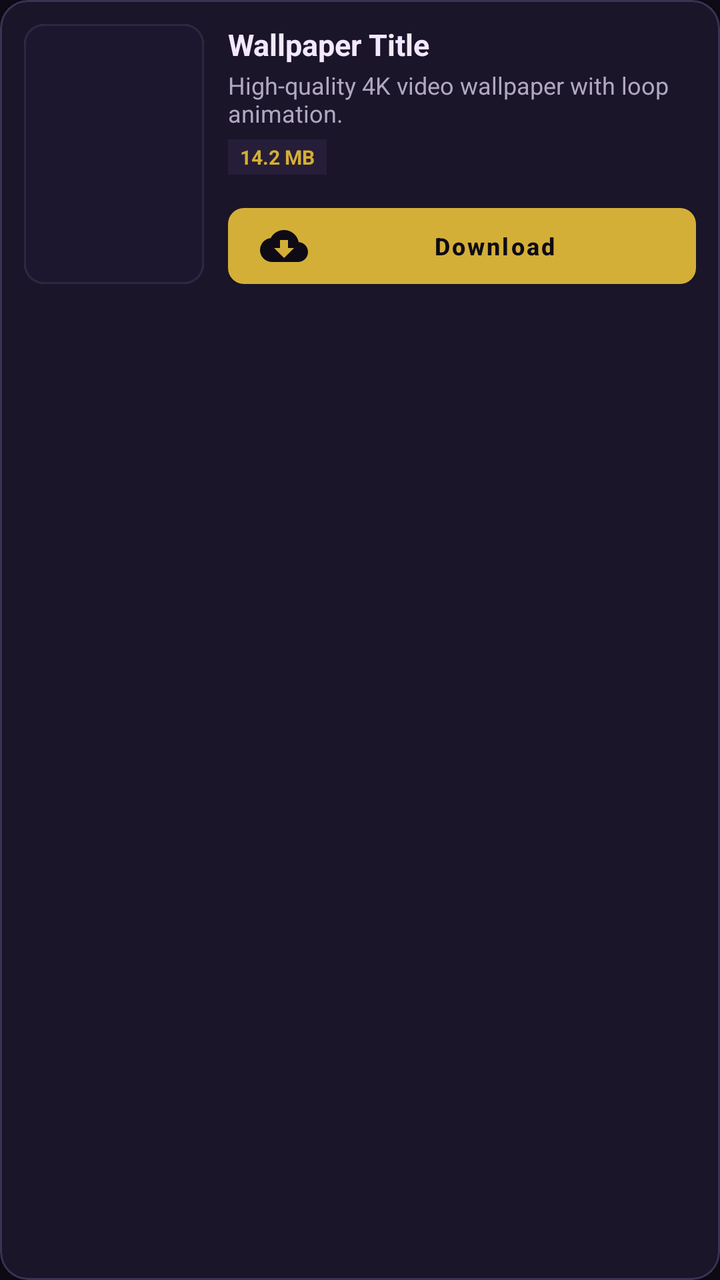
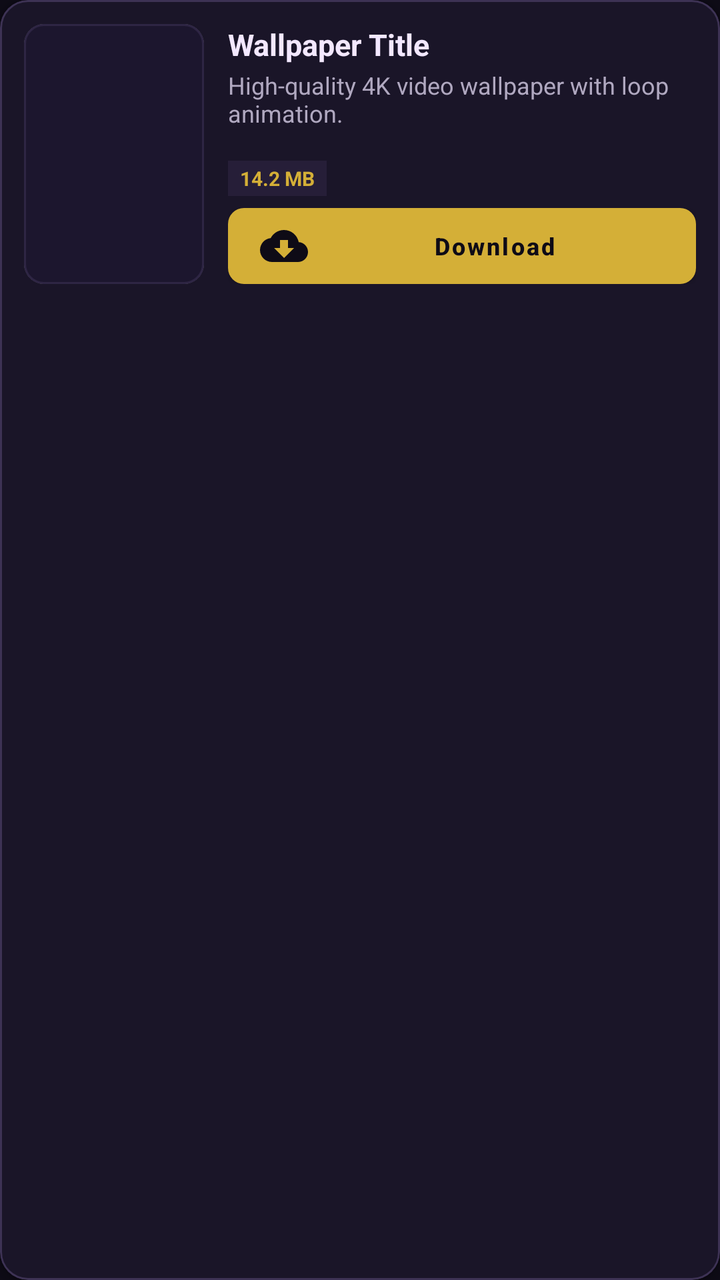

Before-and-after screenshots of an Android layout around one commit, followed by the original layout XML and the change that was made.
<!-- AndroidManifest.xml: application theme Theme.VideoLockScreen -->
<!-- res/layout/item_store_wallpaper.xml -->
<?xml version="1.0" encoding="utf-8"?>
<com.google.android.material.card.MaterialCardView xmlns:android="http://schemas.android.com/apk/res/android"
    xmlns:app="http://schemas.android.com/apk/res-auto"
    android:id="@+id/cardStoreItem"
    android:layout_width="match_parent"
    android:layout_height="wrap_content"
    android:layout_marginHorizontal="4dp"
    android:layout_marginVertical="6dp"
    app:cardBackgroundColor="#1A1528"
    app:cardCornerRadius="14dp"
    app:cardElevation="3dp"
    app:strokeColor="#3D3254"
    app:strokeWidth="1dp">

    <LinearLayout
        android:layout_width="match_parent"
        android:layout_height="wrap_content"
        android:orientation="horizontal"
        android:padding="12dp">

        
        <com.google.android.material.card.MaterialCardView
            android:layout_width="90dp"
            android:layout_height="130dp"
            app:cardCornerRadius="10dp"
            app:cardElevation="0dp"
            app:strokeColor="#2E2544"
            app:strokeWidth="1dp">

            <FrameLayout
                android:layout_width="match_parent"
                android:layout_height="match_parent">

                <ImageView
                    android:id="@+id/ivStoreThumb"
                    android:layout_width="match_parent"
                    android:layout_height="match_parent"
                    android:background="#1C162E"
                    android:contentDescription="Wallpaper Thumbnail"
                    android:scaleType="centerCrop" />

                
                <FrameLayout
                    android:id="@+id/layoutThumbSkeleton"
                    android:layout_width="match_parent"
                    android:layout_height="match_parent"
                    android:background="@drawable/bg_skeleton_thumb"
                    android:visibility="gone">

                    <View
                        android:id="@+id/viewThumbSkeletonPulse"
                        android:layout_width="match_parent"
                        android:layout_height="match_parent"
                        android:background="@drawable/bg_skeleton_shimmer_gradient" />

                    <ImageView
                        android:layout_width="24dp"
                        android:layout_height="24dp"
                        android:layout_gravity="center"
                        android:src="@drawable/ic_video_placeholder"
                        app:tint="#6D5A9E"
                        android:alpha="0.5" />
                </FrameLayout>

                
                <TextView
                    android:id="@+id/tvStoreFeaturedBadge"
                    android:layout_width="wrap_content"
                    android:layout_height="16dp"
                    android:layout_gravity="top|start"
                    android:layout_margin="4dp"
                    android:background="@drawable/bg_featured_badge_mini"
                    android:paddingHorizontal="6dp"
                    android:paddingVertical="0dp"
                    android:includeFontPadding="false"
                    android:gravity="center"
                    android:drawableStart="@drawable/ic_sparkle_mini"
                    android:drawablePadding="2dp"
                    android:drawableTint="#0E0B16"
                    android:text="FEATURED"
                    android:textColor="#0E0B16"
                    android:textSize="8.5sp"
                    android:textStyle="bold"
                    android:visibility="gone" />

                
                <ImageView
                    android:id="@+id/tvStoreDownloadedBadge"
                    android:layout_width="20dp"
                    android:layout_height="20dp"
                    android:layout_gravity="top|end"
                    android:layout_margin="4dp"
                    android:background="#22C55E"
                    android:padding="3dp"
                    android:src="@drawable/ic_check"
                    app:tint="#FFFFFF"
                    android:visibility="gone" />

            </FrameLayout>
        </com.google.android.material.card.MaterialCardView>

        
        <LinearLayout
            android:layout_width="0dp"
            android:layout_height="match_parent"
            android:layout_marginStart="12dp"
            android:layout_weight="1"
            android:orientation="vertical">

            <TextView
                android:id="@+id/tvStoreTitle"
                android:layout_width="match_parent"
                android:layout_height="wrap_content"
                android:ellipsize="end"
                android:maxLines="1"
                android:text="Wallpaper Title"
                android:textColor="#F3E8FF"
                android:textSize="15sp"
                android:textStyle="bold" />

            <TextView
                android:id="@+id/tvStoreDescription"
                android:layout_width="match_parent"
                android:layout_height="wrap_content"
                android:layout_marginTop="2dp"
                android:ellipsize="end"
                android:maxLines="2"
                android:text="High-quality 4K video wallpaper with loop animation."
                android:textColor="#B0A8C0"
                android:textSize="12sp" />

            <LinearLayout
                android:layout_width="match_parent"
                android:layout_height="wrap_content"
                android:layout_marginTop="5dp"
                android:gravity="center_vertical"
                android:orientation="horizontal">

                <TextView
                    android:id="@+id/tvStoreSize"
                    android:layout_width="wrap_content"
                    android:layout_height="wrap_content"
                    android:background="#261E38"
                    android:paddingHorizontal="6dp"
                    android:paddingVertical="2dp"
                    android:text="14.2 MB"
                    android:textColor="#D4AF37"
                    android:textSize="10sp"
                    android:textStyle="bold" />

                
                <ImageView
                    android:id="@+id/ivStoreGiftedIcon"
                    android:layout_width="16dp"
                    android:layout_height="16dp"
                    android:layout_marginStart="8dp"
                    android:contentDescription="Gifted Wallpaper"
                    android:src="@drawable/ic_gift"
                    app:tint="#D4AF37"
                    android:visibility="gone" />
            </LinearLayout>

            
            <ProgressBar
                android:id="@+id/pbStoreDownload"
                style="@android:style/Widget.ProgressBar.Horizontal"
                android:layout_width="match_parent"
                android:layout_height="wrap_content"
                android:layout_marginTop="6dp"
                android:max="100"
                android:progressTint="#D4AF37"
                android:visibility="gone" />

            <TextView
                android:id="@+id/tvStoreProgressText"
                android:layout_width="match_parent"
                android:layout_height="wrap_content"
                android:layout_marginTop="2dp"
                android:text="Downloading 0%..."
                android:textColor="#D4AF37"
                android:textSize="11sp"
                android:visibility="gone" />

            
            <View
                android:layout_width="match_parent"
                android:layout_height="0dp"
                android:layout_weight="1" />

            
            <LinearLayout
                android:layout_width="match_parent"
                android:layout_height="wrap_content"
                android:layout_marginTop="6dp"
                android:gravity="center_vertical"
                android:orientation="horizontal">

                
                <com.google.android.material.button.MaterialButton
                    android:id="@+id/btnStoreDownload"
                    android:layout_width="0dp"
                    android:layout_height="38dp"
                    android:layout_weight="1"
                    android:insetTop="0dp"
                    android:insetBottom="0dp"
                    android:text="Download"
                    android:textAllCaps="false"
                    android:textColor="#0E0B16"
                    android:textSize="12sp"
                    android:textStyle="bold"
                    app:backgroundTint="#D4AF37"
                    app:cornerRadius="8dp"
                    app:icon="@drawable/ic_download"
                    app:iconTint="#0E0B16" />

                
                <com.google.android.material.button.MaterialButton
                    android:id="@+id/btnStoreApply"
                    android:layout_width="0dp"
                    android:layout_height="38dp"
                    android:layout_weight="1"
                    android:insetTop="0dp"
                    android:insetBottom="0dp"
                    android:text="Select"
                    android:textAllCaps="false"
                    android:textColor="#0E0B16"
                    android:textSize="12sp"
                    android:textStyle="bold"
                    app:backgroundTint="#22C55E"
                    app:cornerRadius="8dp"
                    app:icon="@drawable/ic_check"
                    app:iconTint="#0E0B16"
                    android:visibility="gone" />

                
                <com.google.android.material.button.MaterialButton
                    android:id="@+id/btnStoreDeleteLocal"
                    style="@style/Widget.MaterialComponents.Button.OutlinedButton"
                    android:layout_width="38dp"
                    android:layout_height="38dp"
                    android:layout_marginStart="6dp"
                    android:insetTop="0dp"
                    android:insetBottom="0dp"
                    android:minWidth="0dp"
                    android:padding="0dp"
                    app:cornerRadius="8dp"
                    app:icon="@drawable/ic_delete"
                    app:iconGravity="textStart"
                    app:iconPadding="0dp"
                    app:iconTint="#EF4444"
                    app:strokeColor="#EF4444"
                    android:visibility="gone" />

            </LinearLayout>

        </LinearLayout>
    </LinearLayout>

</com.google.android.material.card.MaterialCardView>
<!-- resources referenced by this layout -->
<resources>
  <!-- drawable bg_featured_badge_mini (drawable) -->
  <?xml version="1.0" encoding="utf-8"?>
  <shape xmlns:android="http://schemas.android.com/apk/res/android"
      android:shape="rectangle">
      <solid android:color="#D4AF37" />
      <corners android:radius="3dp" />
  </shape>
  <!-- drawable bg_skeleton_shimmer_gradient (drawable) -->
  <?xml version="1.0" encoding="utf-8"?>
  <shape xmlns:android="http://schemas.android.com/apk/res/android"
      android:shape="rectangle">
      <gradient
          android:angle="45"
          android:startColor="#221A35"
          android:centerColor="#3A2C59"
          android:endColor="#221A35"
          android:type="linear" />
      <corners android:radius="10dp" />
  </shape>
  <!-- drawable bg_skeleton_thumb (drawable) -->
  <?xml version="1.0" encoding="utf-8"?>
  <shape xmlns:android="http://schemas.android.com/apk/res/android"
      android:shape="rectangle">
      <solid android:color="#221A35" />
      <corners android:radius="10dp" />
  </shape>
  <!-- drawable ic_check (drawable) -->
  <vector xmlns:android="http://schemas.android.com/apk/res/android"
      android:width="24dp"
      android:height="24dp"
      android:viewportWidth="24"
      android:viewportHeight="24">
    <path
        android:fillColor="#FFFFFFFF"
        android:pathData="M9,16.17L4.83,12l-1.42,1.41L9,19 21,7l-1.41,-1.41z"/>
  </vector>
  <!-- drawable ic_delete (drawable) -->
  <vector xmlns:android="http://schemas.android.com/apk/res/android"
      android:width="24dp"
      android:height="24dp"
      android:viewportWidth="24"
      android:viewportHeight="24">
    <path
        android:fillColor="#FFFFFFFF"
        android:pathData="M6,19c0,1.1 0.9,2 2,2h8c1.1,0 2,-0.9 2,-2V7H6v12zM19,4h-3.5l-1,-1h-5l-1,1H5v2h14V4z"/>
  </vector>
  <!-- drawable ic_download (drawable) -->
  <vector xmlns:android="http://schemas.android.com/apk/res/android"
      android:width="24dp"
      android:height="24dp"
      android:viewportWidth="24"
      android:viewportHeight="24">
    <path
        android:fillColor="#FFFFFFFF"
        android:pathData="M19.35,10.04C18.67,6.59 15.64,4 12,4 9.11,4 6.6,5.64 5.35,8.04 2.34,8.36 0,10.91 0,14c0,3.31 2.69,6 6,6h13c2.76,0 5,-2.24 5,-5 0,-2.64 -2.05,-4.78 -4.65,-4.96zM17,13l-5,5 -5,-5h3V9h4v4h3z"/>
  </vector>
  <!-- drawable ic_sparkle_mini (drawable) -->
  <vector xmlns:android="http://schemas.android.com/apk/res/android"
      android:width="10dp"
      android:height="10dp"
      android:viewportWidth="24"
      android:viewportHeight="24">
    <path
        android:fillColor="#FFFFFFFF"
        android:pathData="M12,2L9.5,7.5 4,10l5.5,2.5L12,18l2.5,-5.5L20,10l-5.5,-2.5zM4,20l1.25,-2.75L8,16l-2.75,-1.25L4,12l-1.25,2.75L0,16l2.75,1.25zM19,16l-1.25,2.75L15,20l2.75,1.25L19,24l1.25,-2.75L23,20l-2.75,-1.25z"/>
  </vector>
  <!-- drawable ic_video_placeholder (drawable) -->
  <vector xmlns:android="http://schemas.android.com/apk/res/android"
      android:width="24dp"
      android:height="24dp"
      android:viewportWidth="24"
      android:viewportHeight="24">
      <path
          android:fillColor="#FFFFFFFF"
          android:pathData="M21,3H3C1.9,3 1,3.9 1,5v14c0,1.1 0.9,2 2,2h18c1.1,0 2,-0.9 2,-2V5C23,3.9 22.1,3 21,3zM5,17l3.5,-4.5 2.5,3.01L14.5,11l4.5,6H5z"/>
  </vector>
  <style name="Theme.VideoLockScreen" parent="Theme.MaterialComponents.DayNight.NoActionBar">
          <item name="colorPrimary">@color/gold_primary</item>
          <item name="colorSecondary">@color/accent_glow</item>
          <item name="android:windowBackground">@color/bg_dark</item>
          <item name="android:statusBarColor">@color/bg_dark</item>
          <item name="android:navigationBarColor">@color/bg_dark</item>
      </style>
  <color name="gold_primary">#D4AF37</color>
  <color name="accent_glow">#9370DB</color>
  <color name="bg_dark">#0E0B16</color>
  <!-- unchanged entries left out for length: 1 -->
</resources>

<!-- the commit's change to res/layout/item_store_wallpaper.xml (unified diff, before → after) -->
@@ -67,8 +67,7 @@
                     android:id="@+id/tvStoreFeaturedBadge"
                     android:layout_width="wrap_content"
                     android:layout_height="16dp"
-                    android:layout_gravity="top|start"
-                    android:layout_margin="4dp"
+                    android:layout_gravity="center"
                     android:background="@drawable/bg_featured_badge_mini"
                     android:paddingHorizontal="6dp"
                     android:paddingVertical="0dp"
@@ -129,10 +128,38 @@
                 android:textColor="#B0A8C0"
                 android:textSize="12sp" />
 
+            
+            <View
+                android:layout_width="match_parent"
+                android:layout_height="0dp"
+                android:layout_weight="1" />
+
+            
+            <ProgressBar
+                android:id="@+id/pbStoreDownload"
+                style="@android:style/Widget.ProgressBar.Horizontal"
+                android:layout_width="match_parent"
+                android:layout_height="wrap_content"
+                android:layout_marginBottom="4dp"
+                android:max="100"
+                android:progressTint="#D4AF37"
+                android:visibility="gone" />
+
+            <TextView
+                android:id="@+id/tvStoreProgressText"
+                android:layout_width="match_parent"
+                android:layout_height="wrap_content"
+                android:layout_marginBottom="4dp"
+                android:text="Downloading 0%..."
+                android:textColor="#D4AF37"
+                android:textSize="11sp"
+                android:visibility="gone" />
+
+            
             <LinearLayout
                 android:layout_width="match_parent"
                 android:layout_height="wrap_content"
-                android:layout_marginTop="5dp"
+                android:layout_marginBottom="6dp"
                 android:gravity="center_vertical"
                 android:orientation="horizontal">
 
@@ -161,37 +188,9 @@
             </LinearLayout>
 
             
-            <ProgressBar
-                android:id="@+id/pbStoreDownload"
-                style="@android:style/Widget.ProgressBar.Horizontal"
-                android:layout_width="match_parent"
-                android:layout_height="wrap_content"
-                android:layout_marginTop="6dp"
-                android:max="100"
-                android:progressTint="#D4AF37"
-                android:visibility="gone" />
-
-            <TextView
-                android:id="@+id/tvStoreProgressText"
-                android:layout_width="match_parent"
-                android:layout_height="wrap_content"
-                android:layout_marginTop="2dp"
-                android:text="Downloading 0%..."
-                android:textColor="#D4AF37"
-                android:textSize="11sp"
-                android:visibility="gone" />
-
-            
-            <View
-                android:layout_width="match_parent"
-                android:layout_height="0dp"
-                android:layout_weight="1" />
-
-            
             <LinearLayout
                 android:layout_width="match_parent"
                 android:layout_height="wrap_content"
-                android:layout_marginTop="6dp"
                 android:gravity="center_vertical"
                 android:orientation="horizontal">
 
